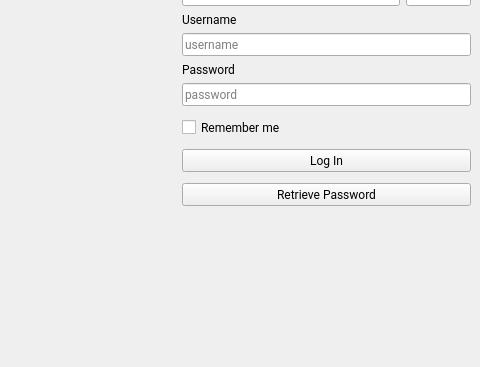
The window that loginform.ui (yunag/QLibraryManagementSystem) describes before a commit, drawn with Qt 5; both pictures show x 571 to 1051 and y 315 to 682 of the 1051 by 682 pixel window.
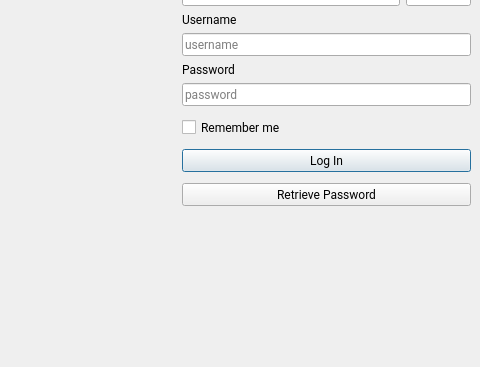
The same window after the commit. Icons and pictures are not drawn.

```diff
--- a/loginform.ui
+++ b/loginform.ui
@@ -308,6 +308,12 @@
         <property name="text">
          <string>Log In</string>
         </property>
+        <property name="autoDefault">
+         <bool>false</bool>
+        </property>
+        <property name="default">
+         <bool>true</bool>
+        </property>
        </widget>
       </item>
       <item>
```
